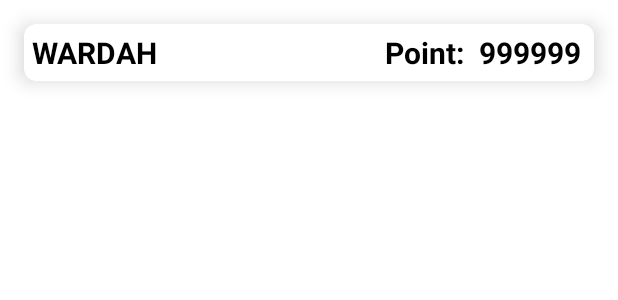
After one commit to mbieeh5/gloryApps, an Android app: the layout item_list_layout_leaderboard.xml on its own in the app's theme, with its tools: preview values and no code run, on a phone screen of 412 x 824 dp. The commit adds this screen. Shown: the top 300 px of the screen. Run offline under Robolectric (Android 15) with nearby library versions, the phone set to English and light mode, and no system bars.

Commit message:
update 5.5.23

```diff
--- a/app/build.gradle
+++ b/app/build.gradle
@@ -12,7 +12,7 @@
         minSdk 25
         targetSdk 33
         versionCode 5
-        versionName "5.5.18"
+        versionName "5.5.23"
 
         testInstrumentationRunner "androidx.test.runner.AndroidJUnitRunner"
     }
--- a/app/src/main/java/com/rraf/gloryservices/adaptor/AdapterDataServiceHistory.java
+++ b/app/src/main/java/com/rraf/gloryservices/adaptor/AdapterDataServiceHistory.java
@@ -61,7 +61,7 @@
 
     public static class DataViewHolder extends RecyclerView.ViewHolder{
 
-        TextView oTgl, oHp, oRsk, oHrg, oPenerima, oMdl, oCuan, oKerjaan, ostatusTxt ;
+        TextView oTgl, oHp, oRsk, oHrg, oPenerima, oKerjaan, ostatusTxt ;
 
         public DataViewHolder(@NonNull View itemView) {
             super(itemView);
--- a/app/src/main/java/com/rraf/gloryservices/adaptor/OutputClass.java
+++ b/app/src/main/java/com/rraf/gloryservices/adaptor/OutputClass.java
@@ -5,6 +5,7 @@
 public class OutputClass {
 
     String iHp, iRsk, iTgl, iMdl, iHrg, iPenerima, iStatus, id, iKerjaan;
+
     public OutputClass(){
 
     }
--- a/app/src/main/res/layout/fragment_home.xml
+++ b/app/src/main/res/layout/fragment_home.xml
@@ -96,6 +96,7 @@
                     app:layout_constraintStart_toEndOf="@id/cv_photo"
                     />
                 <TextView
+                    android:id="@+id/pointtxt"
                     android:layout_width="wrap_content"
                     android:layout_height="wrap_content"
                     android:text="99.999.999"
--- /dev/null
+++ b/app/src/main/res/layout/item_list_layout_leaderboard.xml
@@ -0,0 +1,51 @@
+<?xml version="1.0" encoding="utf-8"?>
+<androidx.cardview.widget.CardView xmlns:android="http://schemas.android.com/apk/res/android"
+    xmlns:tools="http://schemas.android.com/tools"
+    android:layout_width="match_parent"
+    android:layout_height="wrap_content"
+    xmlns:app="http://schemas.android.com/apk/res-auto"
+    app:cardElevation="8dp"
+    app:cardCornerRadius="8dp"
+        android:id="@+id/cv"
+    android:layout_margin="16dp">
+    <androidx.constraintlayout.widget.ConstraintLayout
+        android:layout_width="fill_parent"
+        android:layout_height="wrap_content"
+        android:padding="5sp"
+        >
+
+        <TextView
+            android:id="@+id/d_nama"
+            android:layout_width="wrap_content"
+            android:layout_height="wrap_content"
+            android:textSize="20sp"
+            android:textColor="@color/black"
+            android:textStyle="bold"
+            android:text="WARDAH"
+            app:layout_constraintStart_toStartOf="parent"
+            app:layout_constraintTop_toTopOf="parent" />
+
+        <TextView
+            android:layout_width="wrap_content"
+            android:layout_height="wrap_content"
+            android:layout_marginEnd="5dp"
+            android:textColor="@color/black"
+            android:textStyle="bold"
+            android:text="Point: "
+            android:textSize="20sp"
+            app:layout_constraintEnd_toStartOf="@+id/d_point"
+            app:layout_constraintTop_toTopOf="parent" />
+
+        <TextView
+            android:id="@+id/d_point"
+            android:layout_width="wrap_content"
+            android:layout_height="wrap_content"
+            android:layout_marginEnd="3dp"
+            android:textColor="@color/black"
+            android:textStyle="bold"
+            android:textSize="20sp"
+            android:text="999999"
+            app:layout_constraintEnd_toEndOf="parent"
+            app:layout_constraintTop_toTopOf="parent" />
+    </androidx.constraintlayout.widget.ConstraintLayout>
+</androidx.cardview.widget.CardView>
```
Also changed, not shown: app/src/main/java/com/rraf/gloryservices/adaptor/AdapteLeaderBoard.java (added, +57 -0 lines), app/src/main/java/com/rraf/gloryservices/adaptor/LeaderboardClass.java (added, +30 -0 lines), app/src/main/java/com/rraf/gloryservices/fragment/FragmentHome.java (+54 -5 lines), app/src/main/java/com/rraf/gloryservices/fragment/FragmentLeaderboard.java (+46 -40 lines), app/src/main/res/layout/fragment_leaderboard.xml (+60 -6 lines).
